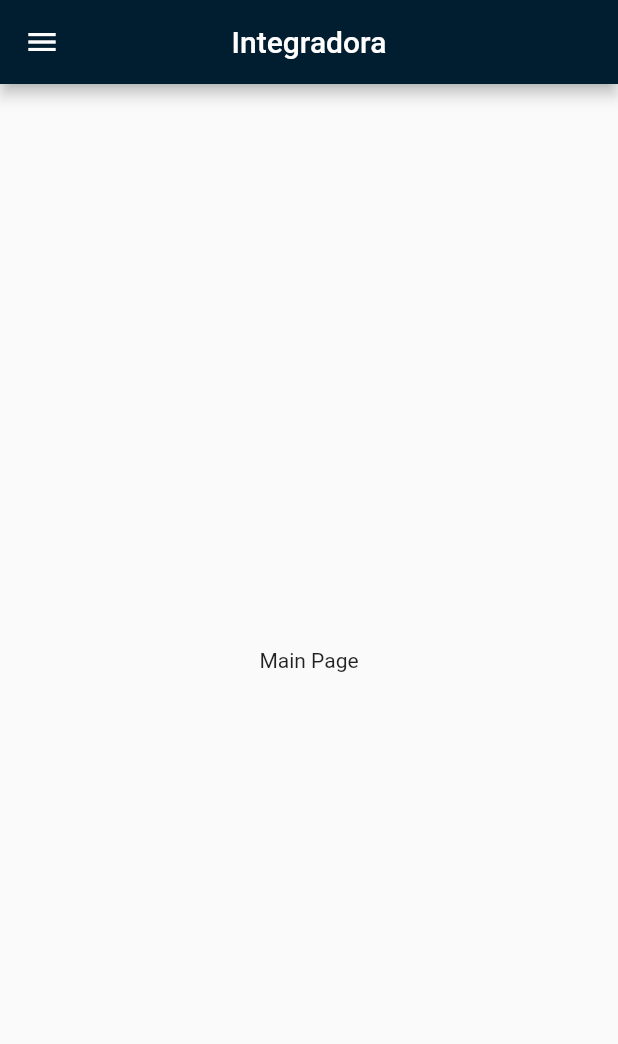
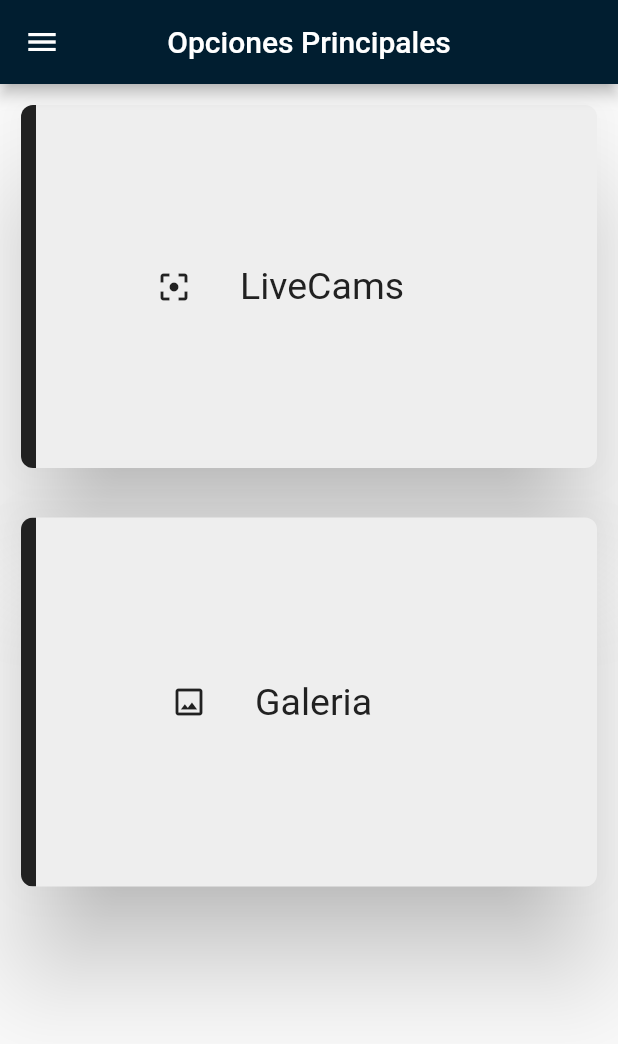
Before and after one commit to Detlos/aplicacionMovil, a Flutter app: the MainPage screen opened directly, on a phone screen of 412 x 824 dp. Shown: the top 1044 px of the screen. Run offline on Flutter 3.47's test engine with Material 2 defaults, Android fonts, the phone set to English and light mode, and no system bars; our stand-ins replace dio, fluttertoast, shared_preferences; accounts and stored records are empty.

```diff
--- a/lib/main.dart
+++ b/lib/main.dart
@@ -2,6 +2,7 @@ import 'package:flutter/material.dart';
 import 'package:integradora/pages/camarasPage.dart';
 import 'package:integradora/pages/detailCamera.dart';
 import 'package:integradora/pages/loginPage.dart';
+import 'package:integradora/pages/streamingPage.dart';
 import 'package:shared_preferences/shared_preferences.dart';
 
 void main() {
@@ -52,13 +53,110 @@ class _MainPageState extends State<MainPage> {
     return Scaffold(
       appBar: AppBar(
         title: Text(
-          "Integradora",
+          "Opciones Principales",
           style: TextStyle(color: Colors.white),
         ),
         centerTitle: true,
       ),
-      body: Center(
-        child: Text("Main Page"),
+      body: Container(
+        height: 1000,
+        margin: const EdgeInsets.all(10.0),
+        child: Column(children: [
+          Container(
+            height: 250,
+            child: Card(
+              elevation: 30,
+              clipBehavior: Clip.antiAlias,
+              shape: RoundedRectangleBorder(
+                  borderRadius: BorderRadius.circular(8.0)),
+              color: Colors.grey[200],
+              child: Row(
+                crossAxisAlignment: CrossAxisAlignment.center,
+                children: <Widget>[
+                  Container(
+                    color: Colors.grey[900],
+                    width: 10,
+                  ),
+                  SizedBox(
+                    width: 10.0,
+                  ),
+                  Expanded(
+                    child: GestureDetector(
+                      onTap: () =>
+                          Navigator.of(context).push(new MaterialPageRoute(
+                        builder: (BuildContext context) => StreamingPage(),
+                      )),
+                      child: Column(
+                        mainAxisAlignment: MainAxisAlignment.center,
+                        crossAxisAlignment: CrossAxisAlignment.center,
+                        children: [
+                          new ListTile(
+                            contentPadding: EdgeInsets.only(left: 70),
+                            title: new Text(
+                              'LiveCams',
+                              style: TextStyle(
+                                  fontSize: 25, color: Colors.grey[900]),
+                            ),
+                            leading: new Icon(
+                              Icons.filter_center_focus,
+                              color: Colors.grey[900],
+                            ),
+                          ),
+                        ],
+                      ),
+                    ),
+                  ),
+                ],
+              ),
+            ),
+          ),
+          SizedBox(
+            height: 25,
+          ),
+          Container(
+              height: 254,
+              child: new Card(
+                elevation: 30,
+                clipBehavior: Clip.antiAlias,
+                shape: RoundedRectangleBorder(
+                    borderRadius: BorderRadius.circular(8.0)),
+                color: Colors.grey[200],
+                child: Row(
+                  crossAxisAlignment: CrossAxisAlignment.center,
+                  children: <Widget>[
+                    Container(
+                      color: Colors.grey[900],
+                      width: 10,
+                    ),
+                    SizedBox(
+                      width: 10.0,
+                    ),
+                    Expanded(
+                      child: GestureDetector(
+                        child: Column(
+                          mainAxisAlignment: MainAxisAlignment.center,
+                          crossAxisAlignment: CrossAxisAlignment.center,
+                          children: [
+                            new ListTile(
+                              contentPadding: EdgeInsets.all(80),
+                              title: new Text(
+                                'Galeria',
+                                style: TextStyle(
+                                    fontSize: 25, color: Colors.grey[900]),
+                              ),
+                              leading: new Icon(
+                                Icons.crop_original,
+                                color: Colors.grey[900],
+                              ),
+                            ),
+                          ],
+                        ),
+                      ),
+                    ),
+                  ],
+                ),
+              )),
+        ]),
       ),
       drawer: Drawer(
         child: new ListView(
@@ -66,7 +164,7 @@ class _MainPageState extends State<MainPage> {
             new UserAccountsDrawerHeader(
               accountName: new Text("DETLOS USER"),
               accountEmail:
-                  username != null ? Text('$username') : Text("NOUSERFOUND"),
+                  username != null ? Text('$username') : Text("NO USER FOUND"),
             ),
             new ListTile(
               title: new Text("Camaras"),
@@ -74,13 +172,6 @@ class _MainPageState extends State<MainPage> {
               onTap: () => Navigator.of(context).push(new MaterialPageRoute(
                 builder: (BuildContext context) => CamerasPage(),
               )),
-            ),
-            new ListTile(
-              title: new Text("Perfil"),
-              trailing: new Icon(Icons.account_box),
-              // onTap: () => Navigator.of(context).push(new MaterialPageRoute(
-              //   builder: (BuildContext context) => AddDataProduct(),
-              // )),
             ),
             new ListTile(
               title: new Text("Cerrar sesion"),
--- a/pubspec.yaml
+++ b/pubspec.yaml
@@ -13,6 +13,8 @@ environment:
 dependencies:
   flutter:
     sdk: flutter
+  flutter_vlc_player:
+  http:
 
   dio: 3.0.10
   fluttertoast:
```
Also changed, not shown: lib/controllers/mjpeg_view.dart (added, +97 -0 lines), lib/pages/streamingPage.dart (added, +77 -0 lines), pubspec.lock, 1 other file.
